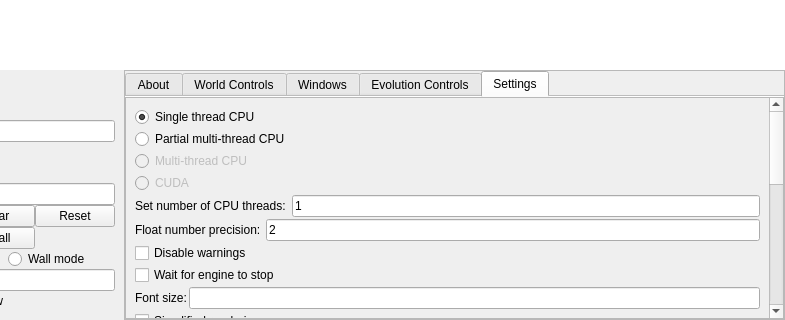
Before: the Qt Designer form Source/UiFiles/mainwindow.ui in SuperSpaceEye/LifeEngineExtended, drawn with Qt 5; both pictures show x 215 to 1000 and y 580 to 900 of the 1000 by 900 pixel window.
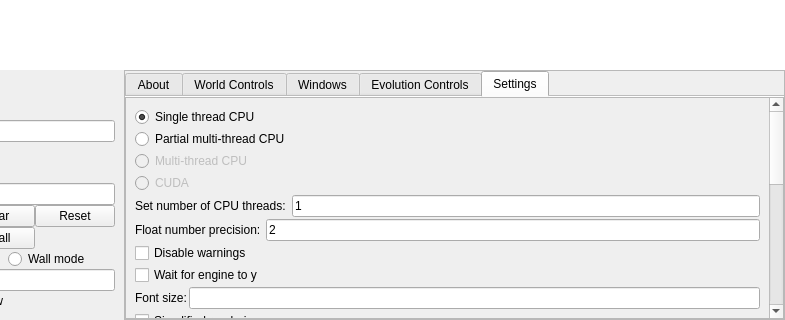
After: the same form once the commit is applied. The open tabs and pages were chosen to show the change.

```diff
--- a/Source/UiFiles/mainwindow.ui
+++ b/Source/UiFiles/mainwindow.ui
@@ -2113,7 +2113,7 @@
                     <item>
                      <widget class="QCheckBox" name="cb_wait_for_engine_to_stop">
                       <property name="text">
-                       <string>Wait for engine to stop</string>
+                       <string>Wait for engine to y</string>
                       </property>
                      </widget>
                     </item>
```
Left out of the diff: 2 changed lines with no effect on the pictures.
